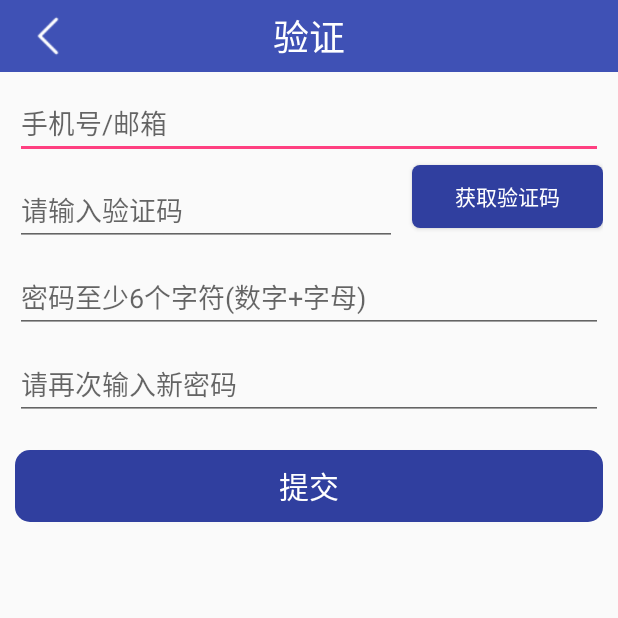
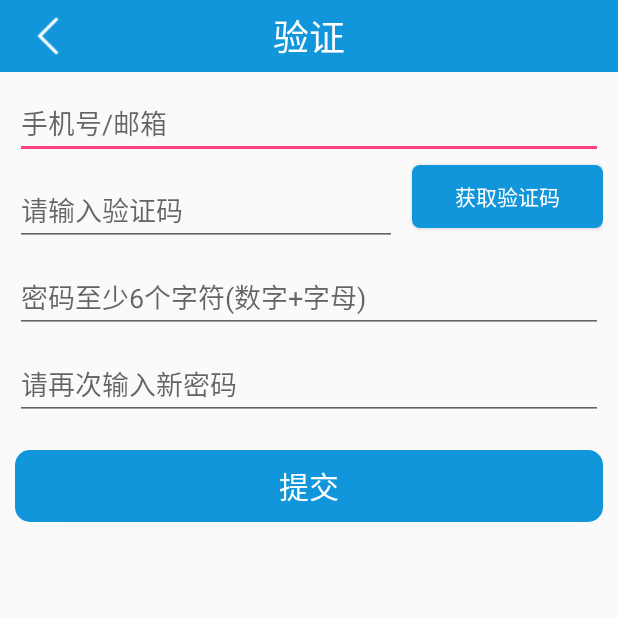
Before and after one commit to zouliuqin/DOuBiCinamaTickit-master, an Android app: the FindPasswordActivity screen opened directly, with no data from a screen before it, on a phone screen of 412 x 824 dp, the top half of it. Run offline under Robolectric (Android 15) with nearby library versions, the phone set to English and light mode, and no system bars; our stand-ins replace ButterKnife; libraries missing offline, so code that uses them is left out: cn.bmob.v3.

Commit message:
2017.12.26 晚上20.29

```diff
--- a/app/src/main/java/com/liucheng/administrator/doubicinamatickit/module/find/NewsFragment.java
+++ b/app/src/main/java/com/liucheng/administrator/doubicinamatickit/module/find/NewsFragment.java
@@ -162,6 +162,7 @@ public class NewsFragment extends Fragment implements NewsData.NewsLoadListener
     public void onNewsLoadEnd(final MovieNews movieNews) {
         //获取新闻资讯集合
         if (newsLists.size()<=0){
+            newsLists.clear();
             newsLists.addAll( movieNews.getData().getData());
         }else {
             newsLists.addAll(0,movieNews.getData().getData());
--- a/app/src/main/res/drawable/shape_get_auth_code_button.xml
+++ b/app/src/main/res/drawable/shape_get_auth_code_button.xml
@@ -4,7 +4,7 @@
     <corners android:radius="5dp" >
 
     </corners>
-    <solid android:color="@color/colorPrimaryDark" >
+    <solid android:color="@color/theme" >
 
     </solid>
 
--- a/app/src/main/res/drawable/shape_login_button.xml
+++ b/app/src/main/res/drawable/shape_login_button.xml
@@ -5,7 +5,7 @@
 
     </corners>
 
-    <solid android:color="@color/colorPrimaryDark">
+    <solid android:color="@color/theme">
 
     </solid>
 
--- a/app/src/main/res/layout/include_login_title.xml
+++ b/app/src/main/res/layout/include_login_title.xml
@@ -3,7 +3,7 @@
     xmlns:app="http://schemas.android.com/apk/res-auto"
     android:layout_width="match_parent"
     android:layout_height="48dp"
-    android:background="@color/colorPrimary"
+    android:background="@color/theme"
     >
 
     <TextView
```
Also changed, not shown: app/src/main/java/com/liucheng/administrator/doubicinamatickit/module/homepage/HomeFragment.java (+51 -23 lines).
